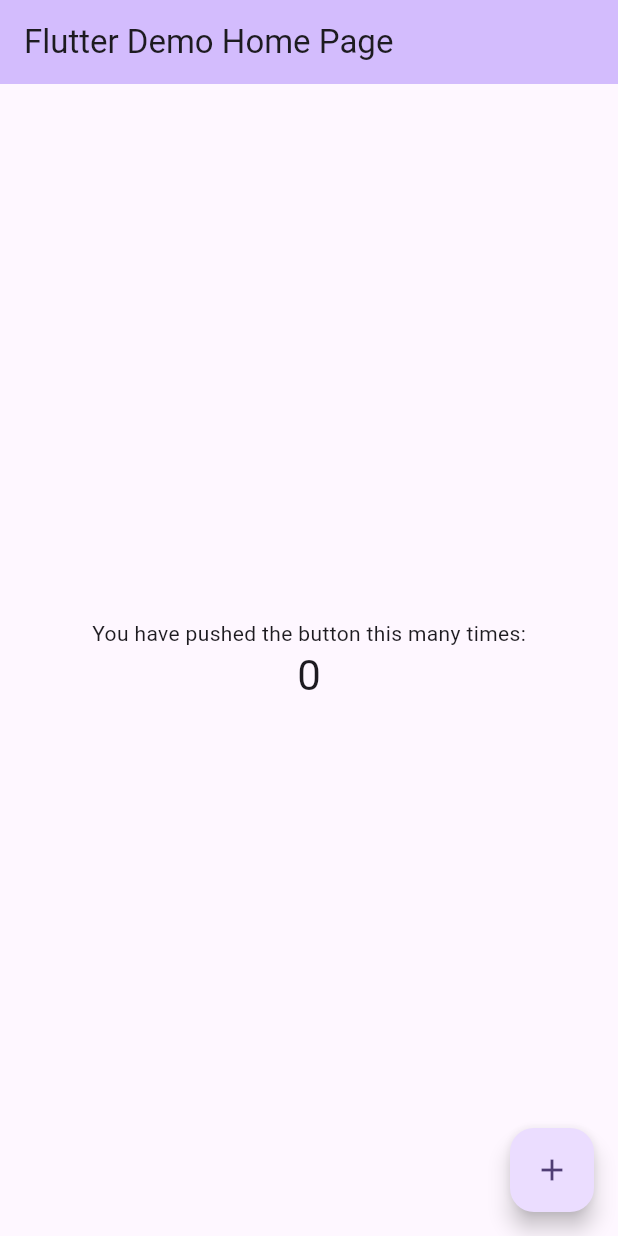
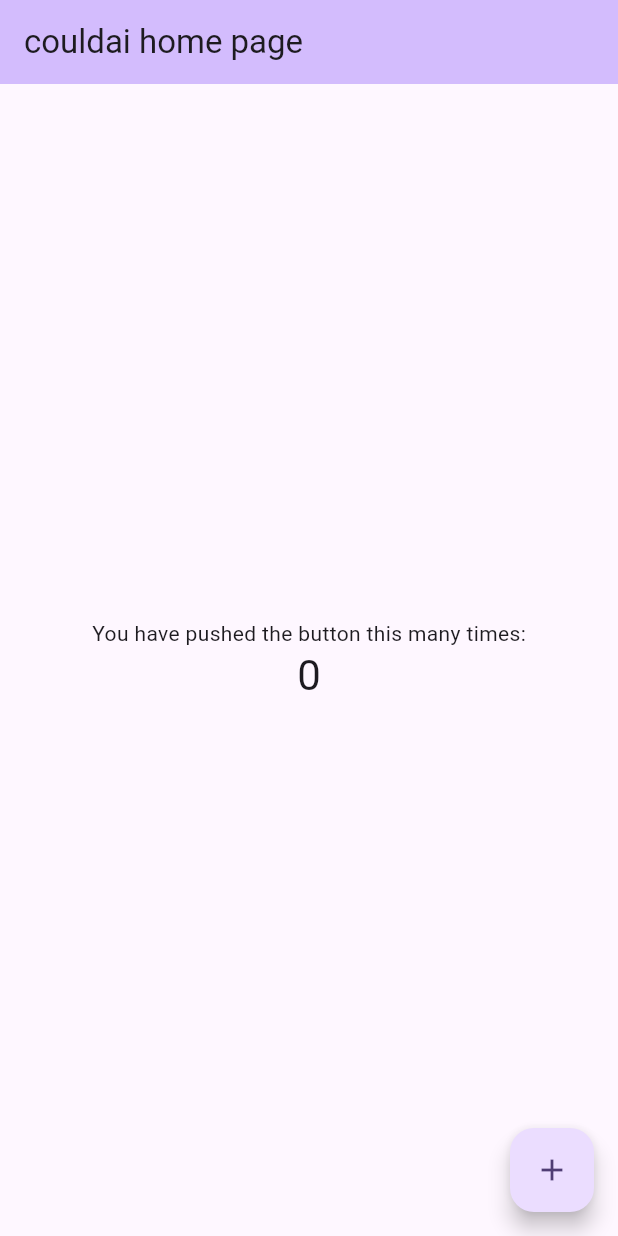
Before and after one commit to could-ai/01983b0e-643a-75de-891b-5e8d85bd621f, a Flutter app: the screen it shows after launch, on a phone screen of 412 x 824 dp. Run offline on Flutter 3.47's test engine with Material 3 defaults, Android fonts, the phone set to English and light mode, and no system bars.

Commit message:
Updated the home page title to "couldai home page" in lib/main.dart.

```diff
--- a/usr/lib/main.dart
+++ b/usr/lib/main.dart
@@ -11,7 +11,7 @@ class MyApp extends StatelessWidget {
   @override
   Widget build(BuildContext context) {
     return MaterialApp(
-      title: 'Flutter Demo',
+      title: 'couldai home page',
       debugShowCheckedModeBanner: false,
       theme: ThemeData(
         // This is the theme of your application.
@@ -31,7 +31,7 @@ class MyApp extends StatelessWidget {
         // tested with just a hot reload.
         colorScheme: ColorScheme.fromSeed(seedColor: Colors.deepPurple),
       ),
-      home: const MyHomePage(title: 'Flutter Demo Home Page'),
+      home: const MyHomePage(title: 'couldai home page'),
     );
   }
 }
```
